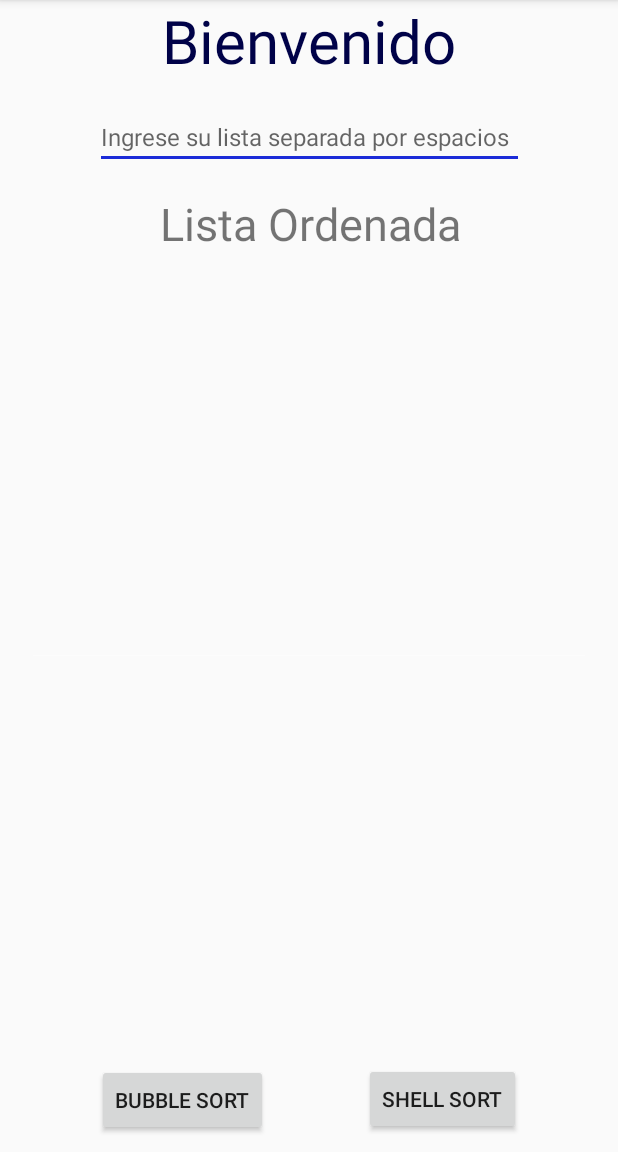
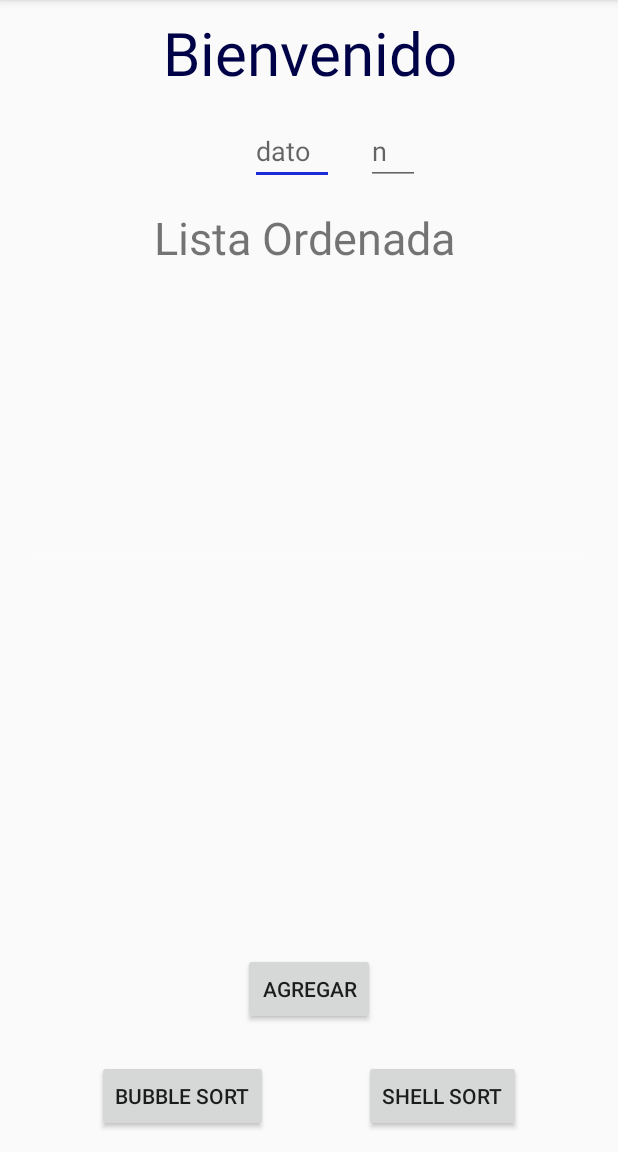
Before and after one commit to Yen-US/Datos_I, an Android app: the screen it shows after launch (MainScreen), on a phone screen of 412 x 824 dp, the part 84-1236 px from its top. Run offline under Robolectric (Android 15) with nearby library versions, the phone set to English and light mode, and no system bars.

Commit message:
Actualizacion sorts

```diff
--- a/ListSort/app/src/main/java/com/yenus210/listsort/MainScreen.java
+++ b/ListSort/app/src/main/java/com/yenus210/listsort/MainScreen.java
@@ -8,15 +8,17 @@ import android.widget.EditText;
 import android.widget.ImageView;
 import android.widget.TextView;
 
+import java.util.List;
+
 public class MainScreen extends AppCompatActivity {
 
-    EditText lista;
+    EditText dato, n;
     TextView lOrd;
-    Button bubble, shell;
+    Button bubble, shell, add;
     ImageView gráficas;
-    String lista_S;
+    int lista_A[];
     String lista_P;
-    int lista_A[];
+    int len, n_dato, i=0;
 
     //ShellSort
     public void sort(int arr[]) {
@@ -47,31 +49,40 @@ public class MainScreen extends AppCompatActivity {
         setContentView(R.layout.main_screen);
 
         lOrd = (TextView)findViewById(R.id.lOrd);
-        lista = (EditText)findViewById(R.id.lista);
+        dato = (EditText)findViewById(R.id.dato);
         bubble = (Button)findViewById(R.id.bubble);
         shell = (Button)findViewById(R.id.shell);
         gráficas = (ImageView)findViewById(R.id.gráficas);
+        add=(Button)findViewById(R.id.add);
+        n=(EditText)findViewById(R.id.n);
 
+        add.setOnClickListener(new View.OnClickListener(){
+            public void onClick(View v) {
+                len=Integer.parseInt(String.valueOf(n.getText()));
+                n_dato=Integer.parseInt(String.valueOf(dato.getText()));
+                if (i==0){
+                    lista_A = new int[len];
+                    lista_A[i]=n_dato;
+                    i++;
+                }else if (i>0 && i<len) {
+                    lista_A[i] = n_dato;
+                    i++;
+                }else if (i==len) {
+                    lOrd.setText("Escoja el ordenamiento");
+                }
+
+            }
+        });
         bubble.setOnClickListener(new View.OnClickListener(){
             public void onClick(View v) {
-                //cod;
+
 
             }
         });
 
         shell.setOnClickListener(new View.OnClickListener(){
             public void onClick(View v) {
-
-                lista_S = String.valueOf(lista.getText());
-                lista_A=new int[(lista_S.length())/2];
-                for (int i=0; i<lista_S.length();i++){
-                    char l = lista_S.charAt(i);
-                    if (l==','||l==' '||l=='.'){
-
-                    }else{
-                        lista_A[i/2]=Integer.valueOf(l);
-                    }
-                }sort(lista_A);
+                sort(lista_A);
             }
         });
     }
--- a/ListSort/app/src/main/res/layout/main_screen.xml
+++ b/ListSort/app/src/main/res/layout/main_screen.xml
@@ -6,43 +6,30 @@
     android:layout_height="match_parent"
     tools:context=".MainScreen">
 
-    <EditText
-        android:id="@+id/lista"
-        android:layout_width="286dp"
-        android:layout_height="wrap_content"
-        android:layout_marginTop="16dp"
-        android:ems="10"
-        android:hint="Ingrese su lista separada por espacios"
-        android:inputType="textPersonName"
-        android:textColor="@color/colorPrimaryDark"
-        android:textSize="16sp"
-        app:layout_constraintEnd_toEndOf="parent"
-        app:layout_constraintHorizontal_bias="0.503"
-        app:layout_constraintStart_toStartOf="parent"
-        app:layout_constraintTop_toBottomOf="@+id/Bienvenido" />
-
     <TextView
         android:id="@+id/Bienvenido"
         android:layout_width="wrap_content"
         android:layout_height="wrap_content"
+        android:layout_marginTop="8dp"
         android:text="Bienvenido"
         android:textColor="@color/colorPrimaryDark"
         android:textSize="40sp"
         app:layout_constraintEnd_toEndOf="parent"
-        app:layout_constraintHorizontal_bias="0.5"
-        app:layout_constraintStart_toStartOf="parent" />
+        app:layout_constraintHorizontal_bias="0.502"
+        app:layout_constraintStart_toStartOf="parent"
+        app:layout_constraintTop_toTopOf="parent" />
 
     <TextView
         android:id="@+id/lOrd"
-        android:layout_width="257dp"
+        android:layout_width="207dp"
         android:layout_height="wrap_content"
-        android:layout_marginTop="16dp"
-        android:text="    Lista Ordenada"
+        android:layout_marginTop="76dp"
+        android:text="Lista Ordenada"
         android:textSize="30sp"
         app:layout_constraintEnd_toEndOf="parent"
         app:layout_constraintHorizontal_bias="0.502"
         app:layout_constraintStart_toStartOf="parent"
-        app:layout_constraintTop_toBottomOf="@+id/lista" />
+        app:layout_constraintTop_toBottomOf="@+id/Bienvenido" />
 
     <ImageView
         android:id="@+id/gráficas"
@@ -52,7 +39,7 @@
         app:layout_constraintEnd_toEndOf="parent"
         app:layout_constraintStart_toStartOf="parent"
         app:layout_constraintTop_toBottomOf="@+id/lOrd"
-        app:layout_constraintVertical_bias="0.447"
+        app:layout_constraintVertical_bias="0.326"
         app:srcCompat="@android:drawable/screen_background_light_transparent" />
 
     <Button
@@ -78,4 +65,47 @@
         app:layout_constraintStart_toEndOf="@+id/bubble"
         app:layout_constraintTop_toBottomOf="@+id/gráficas"
         app:layout_constraintVertical_bias="0.961" />
+
+    <Button
+        android:id="@+id/add"
+        android:layout_width="wrap_content"
+        android:layout_height="wrap_content"
+        android:text="Agregar"
+        app:layout_constraintBottom_toTopOf="@+id/bubble"
+        app:layout_constraintEnd_toEndOf="parent"
+        app:layout_constraintStart_toStartOf="parent"
+        app:layout_constraintTop_toBottomOf="@+id/gráficas"
+        app:layout_constraintVertical_bias="0.919" />
+
+    <EditText
+        android:id="@+id/dato"
+        android:layout_width="56dp"
+        android:layout_height="wrap_content"
+        android:layout_marginStart="124dp"
+        android:layout_marginLeft="124dp"
+        android:layout_marginTop="16dp"
+        android:layout_marginEnd="8dp"
+        android:layout_marginRight="8dp"
+        android:ems="10"
+        android:hint="dato"
+        android:inputType="number"
+        app:layout_constraintEnd_toStartOf="@+id/n"
+        app:layout_constraintHorizontal_bias="0.76"
+        app:layout_constraintStart_toStartOf="parent"
+        app:layout_constraintTop_toBottomOf="@+id/Bienvenido" />
+
+    <EditText
+        android:id="@+id/n"
+        android:layout_width="36dp"
+        android:layout_height="wrap_content"
+        android:layout_marginTop="8dp"
+        android:layout_marginEnd="132dp"
+        android:layout_marginRight="132dp"
+        android:ems="10"
+        android:hint="n"
+        android:inputType="number"
+        app:layout_constraintBottom_toTopOf="@+id/lOrd"
+        app:layout_constraintEnd_toEndOf="parent"
+        app:layout_constraintTop_toBottomOf="@+id/Bienvenido"
+        app:layout_constraintVertical_bias="0.363" />
 </android.support.constraint.ConstraintLayout>
```
